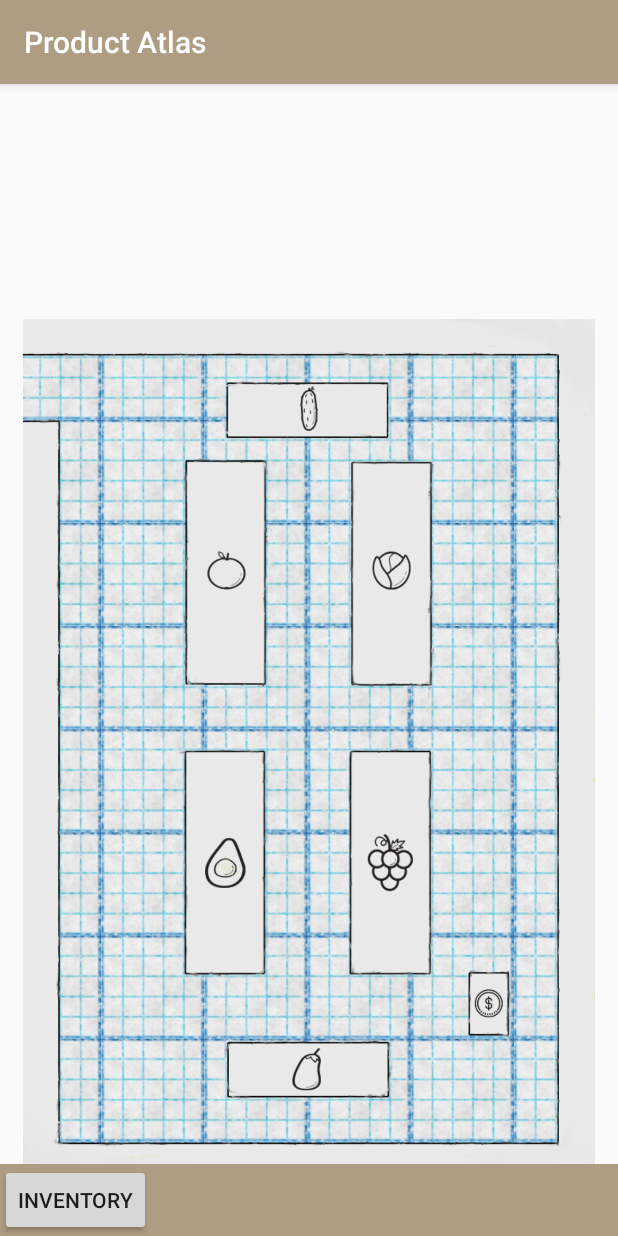
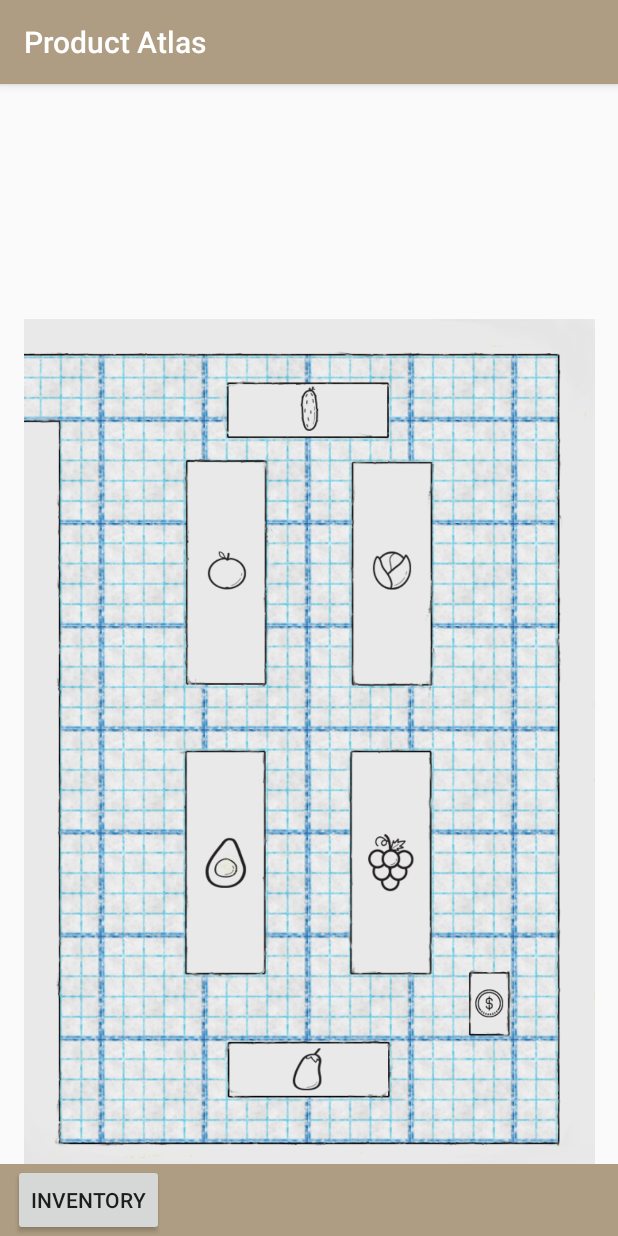
Before and after one commit to iansinphi/ProductAtlas, an Android app: the screen it shows after launch (MainActivity), on a phone screen of 412 x 824 dp. Run offline under Robolectric (Android 15) with nearby library versions, the phone set to English and light mode, and no system bars.

Commit message:
Added JSTENNET changes as well as some refactoring. And some commmenting for tlc.

```diff
--- a/app/src/main/AndroidManifest.xml
+++ b/app/src/main/AndroidManifest.xml
@@ -16,7 +16,8 @@
                 android:name="android.support.PARENT_ACTIVITY"
                 android:value="com.example.productatlas.MainActivity" />
         </activity>
-        <activity android:name=".MainActivity">
+        <activity android:name=".MainActivity"></activity>
+        <activity android:name=".splashScreen">
             <intent-filter>
                 <action android:name="android.intent.action.MAIN" />
 
--- a/app/src/main/java/com/example/productatlas/Inventory.java
+++ b/app/src/main/java/com/example/productatlas/Inventory.java
@@ -2,6 +2,8 @@
 
 import android.support.v7.app.AppCompatActivity;
 import android.os.Bundle;
+
+// IPHILLIPS commit
 
 public class Inventory extends AppCompatActivity {
 
@@ -11,3 +13,5 @@
         setContentView(R.layout.activity_inventory);
     }
 }
+
+//creates the content view Inventory.
--- a/app/src/main/java/com/example/productatlas/MainActivity.java
+++ b/app/src/main/java/com/example/productatlas/MainActivity.java
@@ -5,6 +5,8 @@
 import android.view.View;
 import android.util.Log;
 import android.content.Intent;
+
+// IPHILLIPS commit
 
 public class MainActivity extends AppCompatActivity {
     private static final String LOG_TAG =
@@ -14,6 +16,7 @@
         super.onCreate(savedInstanceState);
         setContentView(R.layout.activity_main);
     }
+    //creates an instance of the layout view MainActivity
 
     public void launchInventory(View view) {
         Log.d(LOG_TAG, "Button clicked");
@@ -21,3 +24,5 @@
         startActivity(intent);
     }
 }
+
+// intent signals when to start activity, Inventory. This is initiated by a Button press.
--- /dev/null
+++ b/app/src/main/java/com/example/productatlas/splashScreen.java
@@ -0,0 +1,34 @@
+package com.example.productatlas;
+import android.content.Intent;
+import android.os.Handler;
+import android.support.v7.app.AppCompatActivity;
+import android.os.Bundle;
+
+// JSTENNET added activity splash screen
+
+public class splashScreen extends AppCompatActivity {
+    private static int SPLASH_TIME_OUT = 5000;
+
+// public class splashScreen declared with a local variable TIME_OUT
+    @Override
+    protected void onCreate(Bundle savedInstanceState) {
+        super.onCreate(savedInstanceState);
+        setContentView(R.layout.activity_splash_screen);
+        new Handler().postDelayed(new Runnable(){
+            @Override
+
+            // creates instance runs function to set intent to view content and then time out to
+            // the main activity
+
+            public void run(){
+                Intent mainIntent = new Intent(splashScreen.this, MainActivity.class);
+                startActivity(mainIntent);
+                finish();
+
+                // IPHILLIPS changed mapScreen to MainActivity to match convention
+            }
+
+        },SPLASH_TIME_OUT);
+    }
+
+}
--- a/app/src/main/res/layout/activity_main.xml
+++ b/app/src/main/res/layout/activity_main.xml
@@ -8,16 +8,18 @@
 
     <ImageView
         android:id="@+id/imageView"
-        android:layout_width="wrap_content"
+        android:layout_width="395dp"
         android:layout_height="571dp"
         android:layout_marginBottom="40dp"
         app:layout_constraintBottom_toBottomOf="parent"
+        app:layout_constraintEnd_toEndOf="parent"
+        app:layout_constraintHorizontal_bias="0.5"
         app:layout_constraintStart_toStartOf="parent"
         app:srcCompat="@drawable/produce" />
 
     <android.support.v7.widget.Toolbar
         android:id="@+id/toolbar"
-        android:layout_width="425dp"
+        android:layout_width="match_parent"
         android:layout_height="48dp"
         android:background="@color/colorPrimary"
         android:minHeight="?attr/actionBarSize"
--- a/app/src/main/res/values/strings.xml
+++ b/app/src/main/res/values/strings.xml
@@ -3,4 +3,5 @@
     <string name="button_main">Inventory</string>
     <string name="activity2_name">Inventory</string>
     <string name="inventory_text">Elliot\'s Produce Inventory\n\nFruit\n\t\tAvocados\n\t\tGrapes\n\t\tOranges\n\t\tPears\nVegetables\n\t\tCucumbers\n\t\tLettuce</string>
+    <string name="version_text">Version 0.1.21819</string>
 </resources>
```
Also changed, not shown: app/src/main/res/layout/activity_splash_screen.xml (added, +58 -0 lines), app/src/main/res/drawable-v24/logo.png (added).
